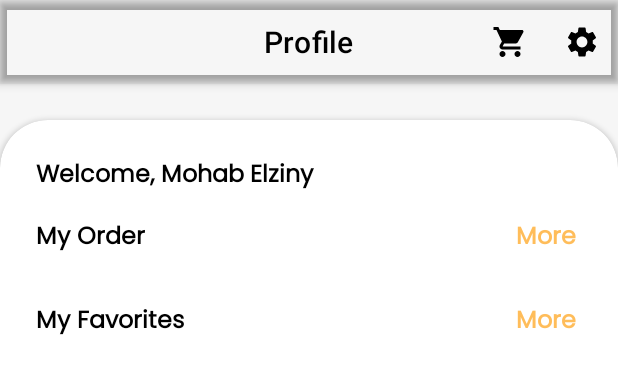
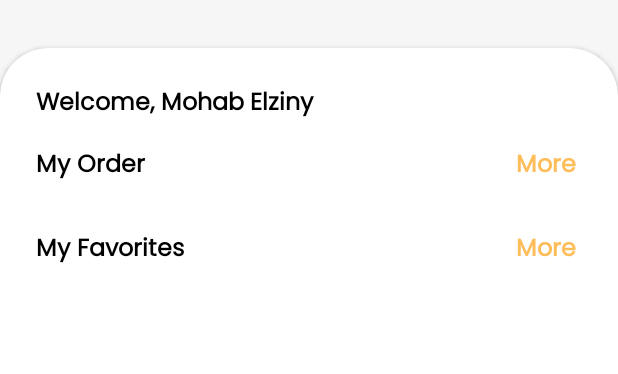
Before and after one commit to MohabElziny/Ebuy, an Android app: the layout fragment_profile.xml on its own in the app's theme, with its tools: preview values and no code run, on a phone screen of 412 x 824 dp. Shown: the top 374 px of the screen. Run offline under Robolectric (Android 15) with nearby library versions, the phone set to English and light mode, and no system bars.

Commit message:
remove custom toolbar from profile screen

```diff
--- a/app/src/main/java/com/iti/android/team1/ebuy/profile_screen/view/OrdersAdapter.kt
+++ b/app/src/main/java/com/iti/android/team1/ebuy/profile_screen/view/OrdersAdapter.kt
@@ -33,7 +33,7 @@ class OrdersAdapter() :
     }
 
     override fun getItemCount(): Int {
-        return 2
+        return 0
     }
 
 }
--- a/app/src/main/java/com/iti/android/team1/ebuy/profile_screen/view/ProfileFavoritesAdapter.kt
+++ b/app/src/main/java/com/iti/android/team1/ebuy/profile_screen/view/ProfileFavoritesAdapter.kt
@@ -35,7 +35,7 @@ class ProfileFavoritesAdapter() :
     }
 
     override fun getItemCount(): Int {
-        return 4
+        return 0
     }
 
 }
--- a/app/src/main/java/com/iti/android/team1/ebuy/profile_screen/view/ProfileFragment.kt
+++ b/app/src/main/java/com/iti/android/team1/ebuy/profile_screen/view/ProfileFragment.kt
@@ -43,7 +43,6 @@ class ProfileFragment : Fragment() {
 
     override fun onViewCreated(view: View, savedInstanceState: Bundle?) {
         super.onViewCreated(view, savedInstanceState)
-        handleMenuButtons()
         initOrdersRecyclerView()
         initFavoritesRecyclerView()
     }
@@ -70,20 +69,4 @@ class ProfileFragment : Fragment() {
         }
     }
 
-    private fun handleMenuButtons() {
-        binding.profileTopAppBar.setOnMenuItemClickListener { menuItem ->
-            when (menuItem.itemId) {
-                R.id.cart_icon -> {
-                    true
-                }
-                R.id.settings_icon -> {
-                    true
-                }
-                else -> {
-                    false
-                }
-            }
-        }
-    }
-
 }
--- a/app/src/main/res/layout/fragment_profile.xml
+++ b/app/src/main/res/layout/fragment_profile.xml
@@ -1,55 +1,25 @@
 <?xml version="1.0" encoding="utf-8"?>
-<androidx.constraintlayout.widget.ConstraintLayout xmlns:android="http://schemas.android.com/apk/res/android"
+<ScrollView xmlns:android="http://schemas.android.com/apk/res/android"
     xmlns:app="http://schemas.android.com/apk/res-auto"
     xmlns:tools="http://schemas.android.com/tools"
     android:layout_width="match_parent"
-    android:layout_height="match_parent"
+    android:layout_height="wrap_content"
     android:background="@color/backgroundColor"
+    android:scrollbars="none"
     tools:context=".profile_screen.view.ProfileFragment">
-
-    <com.google.android.material.appbar.AppBarLayout
-        android:id="@+id/appBarLayout"
-        android:layout_width="match_parent"
-        android:layout_height="wrap_content"
-        android:background="@null"
-        app:layout_constraintEnd_toEndOf="parent"
-        app:layout_constraintStart_toStartOf="parent"
-        app:layout_constraintTop_toTopOf="parent">
-
-        <com.google.android.material.appbar.MaterialToolbar
-            android:id="@+id/profileTopAppBar"
-            style="@style/Widget.MaterialComponents.Toolbar.Primary"
-            android:layout_width="match_parent"
-            android:layout_height="?attr/actionBarSize"
-            android:background="@null"
-            app:menu="@menu/profile_top_app_bar"
-            app:title="@string/profile_title"
-            app:titleCentered="true"
-            app:titleTextColor="@color/Secondary" />
-
-    </com.google.android.material.appbar.AppBarLayout>
 
     <androidx.cardview.widget.CardView
         android:layout_width="match_parent"
         android:layout_height="0dp"
-        android:layout_marginTop="24dp"
+        android:layout_marginTop="32dp"
         android:layout_marginBottom="-32dp"
-        app:cardCornerRadius="32dp"
-        app:layout_constraintBottom_toBottomOf="parent"
-        app:layout_constraintEnd_toEndOf="parent"
-        app:layout_constraintStart_toStartOf="parent"
-        app:layout_constraintTop_toBottomOf="@+id/appBarLayout">
-
-        <ScrollView
-            android:layout_width="match_parent"
-            android:layout_height="match_parent"
-            android:layout_marginBottom="32dp"
-            tools:ignore="SpeakableTextPresentCheck">
+        app:cardCornerRadius="32dp">
 
         <androidx.constraintlayout.widget.ConstraintLayout
             android:layout_width="match_parent"
             android:layout_height="wrap_content"
-                android:layout_margin="24dp">
+            android:layout_marginBottom="32dp"
+            android:padding="24dp">
 
             <TextView
                 android:id="@+id/txt_welcome_message"
@@ -146,6 +116,5 @@
                 app:layout_constraintVertical_bias="0.0"
                 tools:itemCount="4" />
         </androidx.constraintlayout.widget.ConstraintLayout>
+    </androidx.cardview.widget.CardView>
 </ScrollView>
-    </androidx.cardview.widget.CardView>
-</androidx.constraintlayout.widget.ConstraintLayout>
```
Lines whose indentation alone changed are shown as unchanged.
